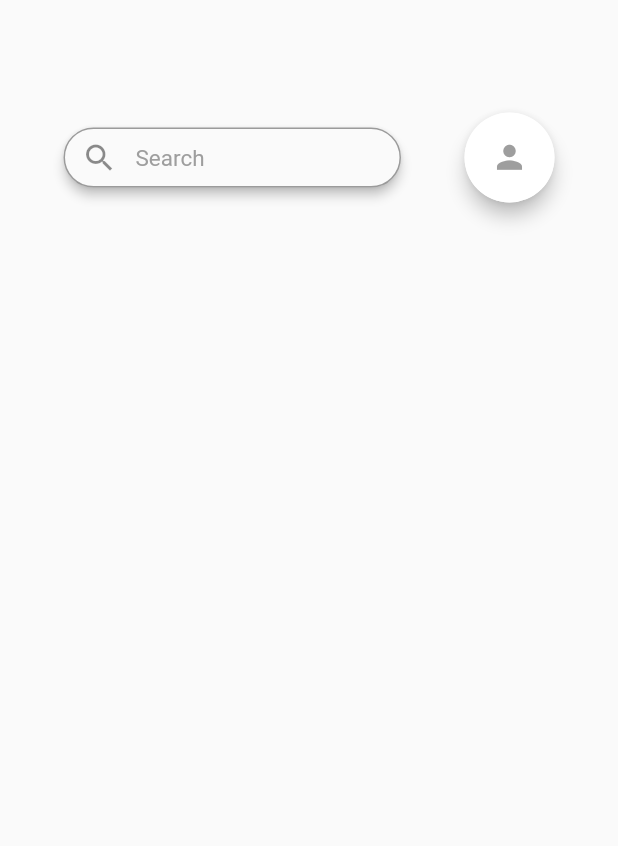
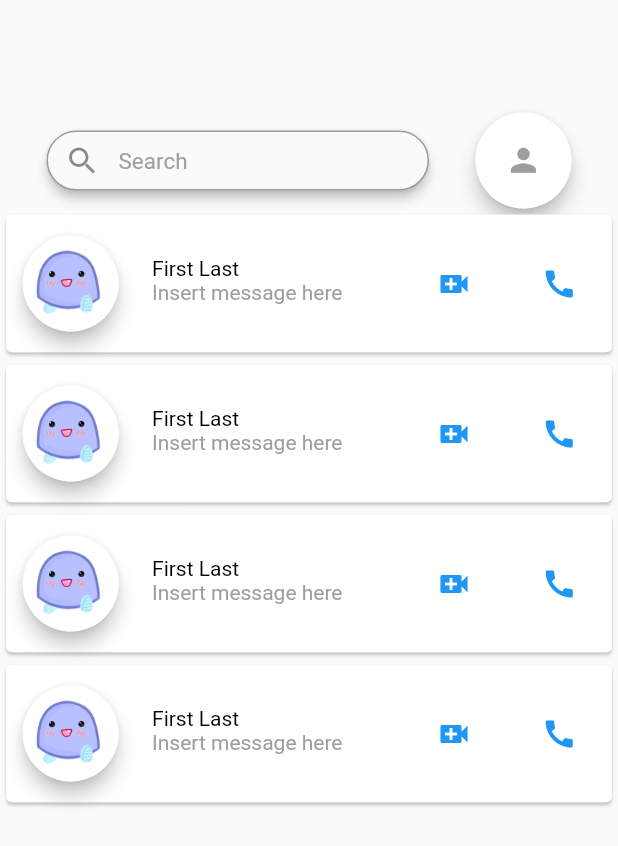
Before and after one commit to orr1nuycruz/StuddyBuddyScreens, a Flutter app: the screen it shows after launch, on a phone screen of 412 x 824 dp. Shown: the top 846 px of the screen. Run offline on Flutter 3.47's test engine with Material 2 defaults, Android fonts, the phone set to English and light mode, and no system bars; our stand-ins replace dropdown_formfield, hexcolor.

Commit message:
edit message screen

```diff
--- a/lib/model/user.dart
+++ b/lib/model/user.dart
@@ -0,0 +1,24 @@
+class User {
+  String firstName;
+  String lastName;
+  String email;
+  String password;
+  int age;
+  String gender;
+  String city;
+  String image;
+
+  User(this.firstName, this.lastName, this.email, this.password, this.age,
+      this.gender, this.city, this.image);
+
+  static List<User> userList() => [
+        User("First", "Last", "example@name.com", "password", 21, "Male",
+            "Toronto", "assets/images/mascot.png"),
+        User("First", "Last", "example@name.com", "password", 21, "Male",
+            "Toronto", "assets/images/mascot.png"),
+        User("First", "Last", "example@name.com", "password", 21, "Male",
+            "Toronto", "assets/images/mascot.png"),
+        User("First", "Last", "example@name.com", "password", 21, "Male",
+            "Toronto", "assets/images/mascot.png"),
+      ];
+}
--- a/lib/screens/messages.dart
+++ b/lib/screens/messages.dart
@@ -1,5 +1,6 @@
 import 'package:dropdown_formfield/dropdown_formfield.dart';
 import 'package:flutter/material.dart';
+import 'package:studdyBuddyScreens/model/user.dart';
 import 'package:studdyBuddyScreens/sharedWidgets/mascotImage.dart';
 import 'package:hexcolor/hexcolor.dart';
 
@@ -9,6 +10,79 @@ class MessageList extends StatefulWidget {
 }
 
 class _MessageListState extends State<MessageList> {
+  final List<User> getUsers = User.userList();
+
+  Widget userCard(User user, BuildContext context) {
+    return InkWell(
+      child: Container(
+        decoration: BoxDecoration(),
+        width: 500,
+        height: 100.0,
+        child: Card(
+          color: Colors.white,
+          child: Padding(
+            padding: const EdgeInsets.only(
+              top: 8.0,
+              bottom: 8.0,
+            ),
+            child: Row(
+              mainAxisAlignment: MainAxisAlignment.spaceAround,
+              children: <Widget>[
+                GestureDetector(
+                  onTap: () {},
+                  child: Material(
+                    borderRadius:
+                        const BorderRadius.all(const Radius.circular(80.0)),
+                    elevation: 5,
+                    child: CircleAvatar(
+                      backgroundImage: AssetImage(user.image),
+                      backgroundColor: Colors.white,
+                      radius: 32,
+
+                    ),
+                  ),
+                ),
+                Container(
+                  padding: EdgeInsets.only(top: 20),
+                  child: Column(
+                    children: <Widget>[
+                      Container(
+                        width: 155,
+                        child: new Text(
+                          user.firstName + " " + user.lastName,
+                          textAlign: TextAlign.left,
+                          style: TextStyle(color: Colors.black,
+                          ),
+                        ),
+                      ),
+                      Container(
+                        width: 155,
+                        child: new Text(
+                          "Insert message here",
+                          textAlign: TextAlign.left,
+                          style: TextStyle(color: Colors.grey),
+                        ),
+                      ),
+                    ],
+                  ),
+                ),
+                IconButton(
+                  icon: Icon(Icons.video_call, color: Colors.blue,),
+                  onPressed: null,
+                ),
+                IconButton(
+                  icon: Icon(Icons.call, color: Colors.blue,),
+                  onPressed: null,
+                ),
+              ],
+            ),
+          ),
+        ),
+      ),
+      onTap: () {},
+    );
+  }
+
   @override
   Widget build(BuildContext context) {
     return Scaffold(
@@ -26,7 +100,7 @@ class _MessageListState extends State<MessageList> {
                     ),
                     elevation: 3,
                     child: Container(
-                      width: 225,
+                      width: 255,
                       height: 40,
                       child: TextField(
                         keyboardType: TextInputType.text,
@@ -46,7 +120,6 @@ class _MessageListState extends State<MessageList> {
                       ),
                     ),
                   ),
-
                   GestureDetector(
                     onTap: () {},
                     child: Material(
@@ -55,7 +128,7 @@ class _MessageListState extends State<MessageList> {
                       elevation: 5,
                       child: CircleAvatar(
                         backgroundColor: Colors.white,
-                    radius: 30,
+                        radius: 32,
                         child: new Icon(
                           Icons.person,
                           size: 25,
@@ -65,6 +138,13 @@ class _MessageListState extends State<MessageList> {
                     ),
                   ),
                 ],
+              ),
+              new Expanded(
+                child: ListView.builder(
+                    itemCount: getUsers.length,
+                    itemBuilder: (BuildContext context, int index) {
+                      return userCard(getUsers[index], context);
+                    }),
               )
             ],
           ),
```
Lines whose indentation alone changed are shown as unchanged.
